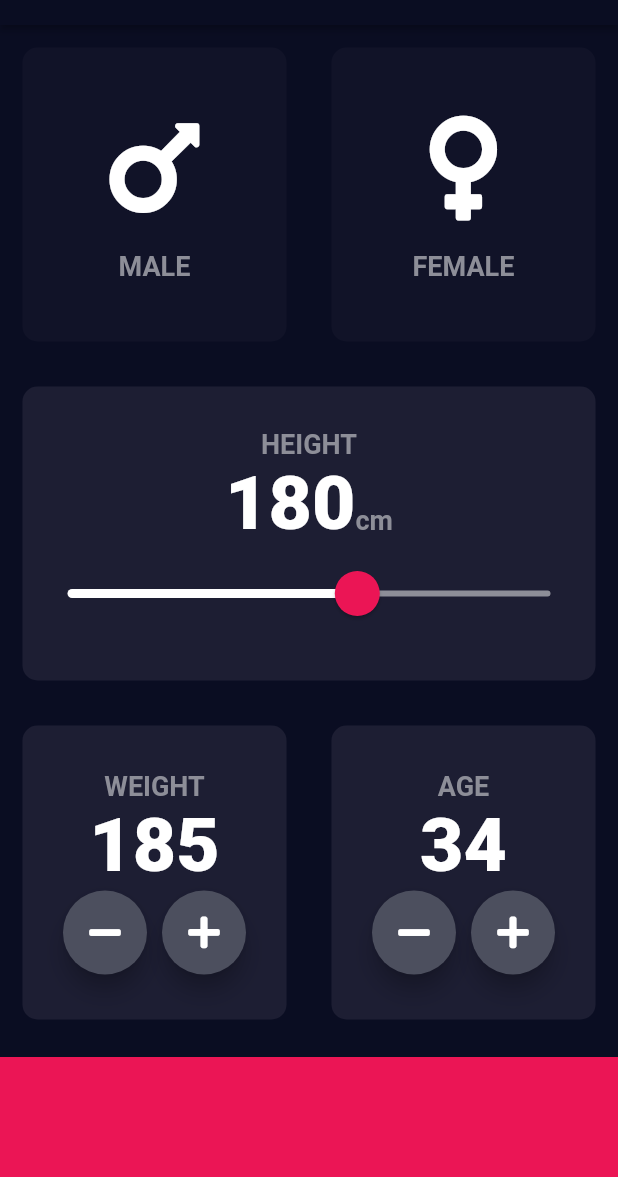
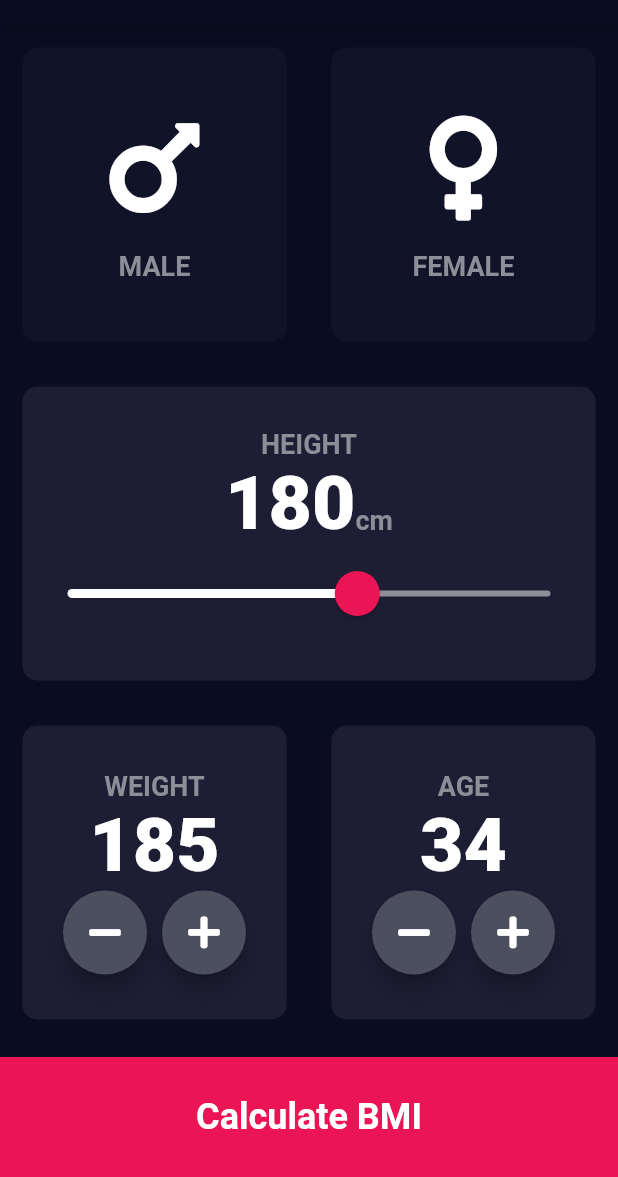
Before and after one commit to derekdileo/flutter-bmi-calculator, a Flutter app: the screen it shows after launch, on a phone screen of 412 x 824 dp, the part 59-1236 px from its top. Run offline on Flutter 3.47's test engine with Material 2 defaults, Android fonts, the phone set to English and light mode, and no system bars; our stand-ins replace font_awesome_flutter.

Commit message:
Implement second page, where calculated BMI will be displayed (brain.dart) using Navigation.

```diff
--- a/lib/constants.dart
+++ b/lib/constants.dart
@@ -1,6 +1,7 @@
 import 'package:flutter/material.dart';
 
 const kBottomContainerHeight = 80.0;
+const kAppBarColor = Color(0XFF0A0D22);
 const kActiveCardColor = Color(0xFF1D1E33);
 const kInactiveCardColor = Color(0xFF111328);
 const kBottomMenuColor = Color(0xFFEB1555);
@@ -15,3 +16,9 @@ const kNumberTextStyle = TextStyle(
   fontSize: 50.0,
   fontWeight: FontWeight.w900,
 );
+
+const kFooterTextStyle = TextStyle(
+  fontSize: 24.0,
+  color: Colors.white,
+  fontWeight: FontWeight.bold,
+);
--- a/lib/input_page.dart
+++ b/lib/input_page.dart
@@ -4,6 +4,7 @@ import 'icon_content.dart';
 import 'reusable_card.dart';
 import 'reusable_card_2.dart';
 import 'constants.dart';
+import 'brain.dart';
 
 enum Gender {
   male,
@@ -222,6 +223,24 @@ class _InputPageState extends State<InputPage> {
             margin: EdgeInsets.only(top: 10.0),
             width: double.infinity,
             height: kBottomContainerHeight,
+            child: Column(
+              mainAxisAlignment: MainAxisAlignment.center,
+              crossAxisAlignment: CrossAxisAlignment.center,
+              children: [
+                TextButton(
+                  child: Text(
+                    'Calculate BMI',
+                    style: kFooterTextStyle,
+                  ),
+                  onPressed: () {
+                    Navigator.push(
+                      context,
+                      MaterialPageRoute(builder: (context) => Brain()),
+                    );
+                  },
+                ),
+              ],
+            ),
           ),
         ],
       ),
--- a/lib/main.dart
+++ b/lib/main.dart
@@ -15,7 +15,7 @@ class BMICalculator extends StatelessWidget {
     return MaterialApp(
       theme: ThemeData.dark().copyWith(
         appBarTheme: const AppBarTheme(
-          color: Color(0XFF0A0D22),
+          color: kAppBarColor,
           elevation: 2,
         ),
         scaffoldBackgroundColor: kScaffoldBackgroundColor,
```
Also changed, not shown: lib/brain.dart (added, +86 -0 lines), 3 other files.
